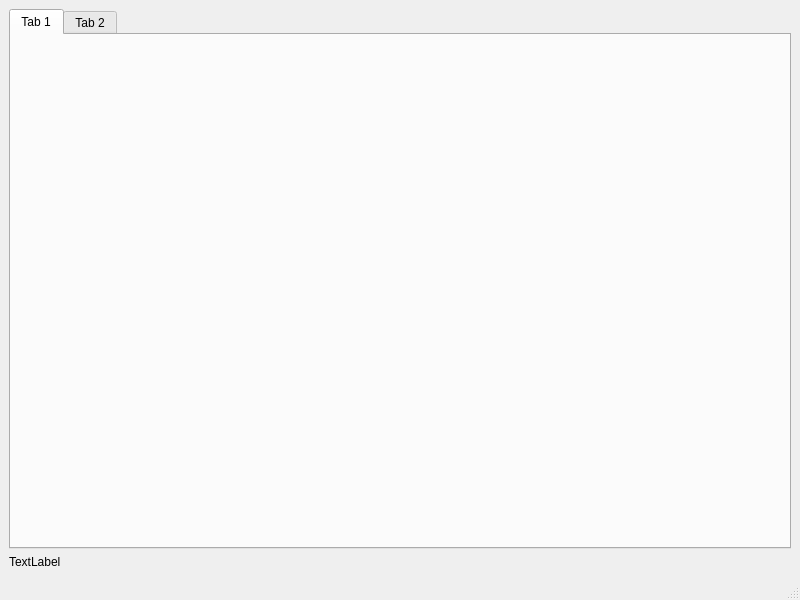
The window that src/ui/mainwindow.ui (SquireTournamentServices/SquireDesktop) describes before a commit, drawn with Qt 5.
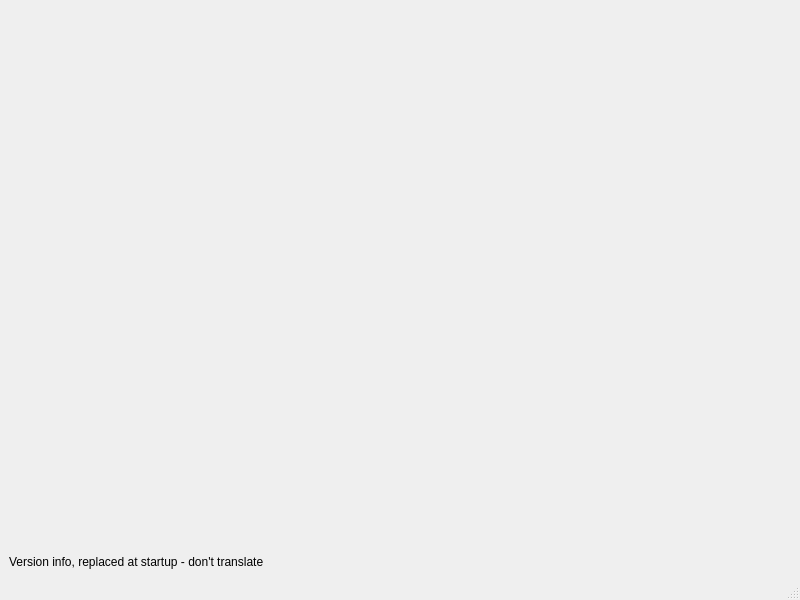
The same window after the commit.

The edit to the form file:
```diff
--- a/src/ui/mainwindow.ui
+++ b/src/ui/mainwindow.ui
@@ -15,24 +15,10 @@
   </property>
   <widget class="QWidget" name="centralwidget">
    <layout class="QGridLayout" name="gridLayout">
-    <item row="0" column="0">
-     <widget class="QTabWidget" name="tabWidget">
-      <widget class="QWidget" name="tab">
-       <attribute name="title">
-        <string>Tab 1</string>
-       </attribute>
-      </widget>
-      <widget class="QWidget" name="tab_2">
-       <attribute name="title">
-        <string>Tab 2</string>
-       </attribute>
-      </widget>
-     </widget>
-    </item>
     <item row="1" column="0">
      <widget class="QLabel" name="versionLabel">
       <property name="text">
-       <string>TextLabel</string>
+       <string>Version info, replaced at startup - don't translate</string>
       </property>
       <property name="textFormat">
        <enum>Qt::MarkdownText</enum>
@@ -45,6 +31,22 @@
       </property>
      </widget>
     </item>
+    <item row="0" column="0">
+     <widget class="QTabWidget" name="tabWidget">
+      <property name="currentIndex">
+       <number>-1</number>
+      </property>
+      <property name="documentMode">
+       <bool>true</bool>
+      </property>
+      <property name="tabsClosable">
+       <bool>true</bool>
+      </property>
+      <property name="movable">
+       <bool>true</bool>
+      </property>
+     </widget>
+    </item>
    </layout>
   </widget>
   <widget class="QMenuBar" name="menubar">
```
